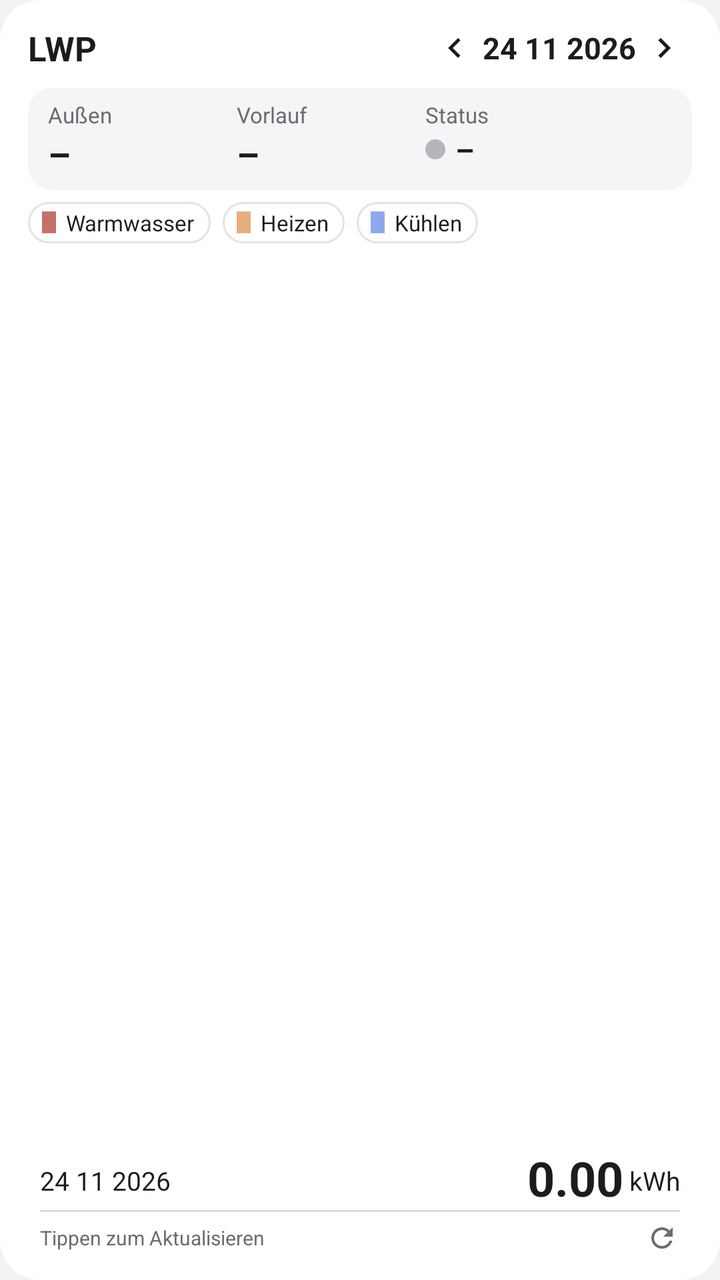
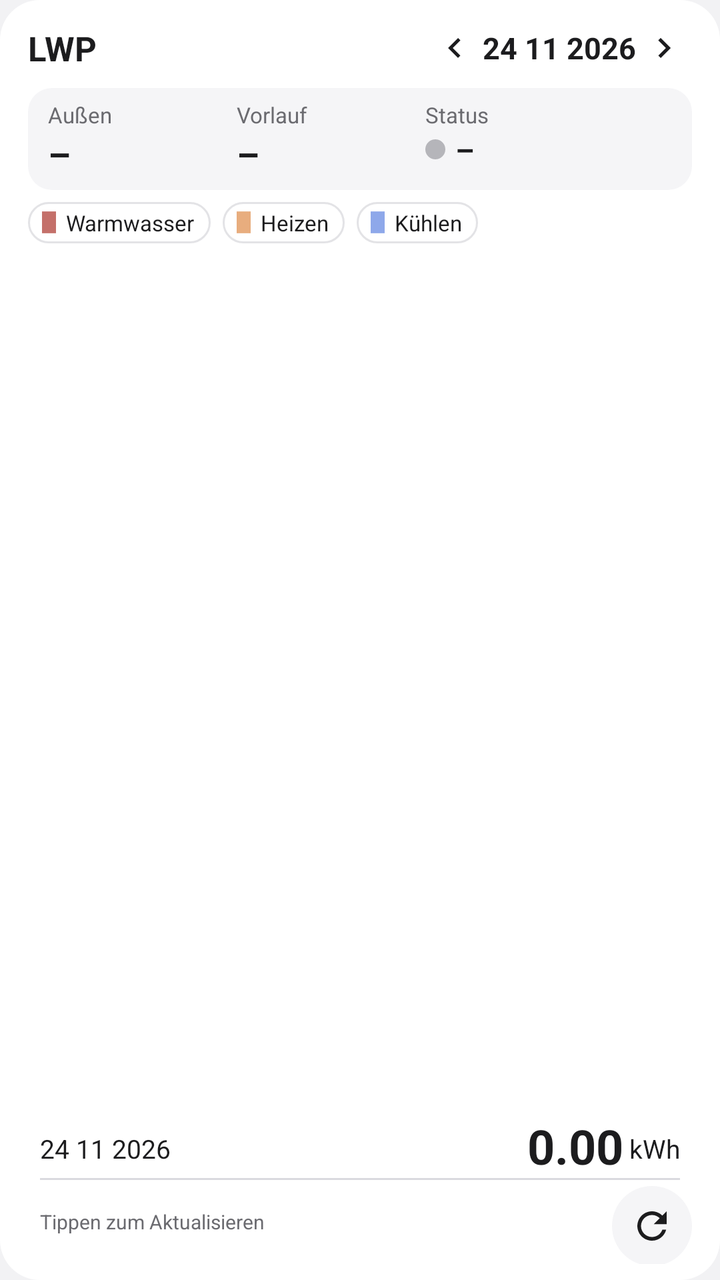

The first picture is an Android layout as it rendered before a commit; the second is the same layout after the commit. The layout source and the unified diff follow.
<!-- AndroidManifest.xml: application theme AppTheme -->
<!-- res/layout/widget_lwp.xml -->
<?xml version="1.0" encoding="utf-8"?>
<LinearLayout xmlns:android="http://schemas.android.com/apk/res/android"
    android:id="@+id/root"
    android:layout_width="match_parent"
    android:layout_height="match_parent"
    android:background="@drawable/widget_bg"
    android:orientation="vertical"
    android:paddingStart="14dp"
    android:paddingTop="10dp"
    android:paddingEnd="14dp"
    android:paddingBottom="8dp">

    
    <LinearLayout
        android:layout_width="match_parent"
        android:layout_height="wrap_content"
        android:gravity="center_vertical"
        android:orientation="horizontal">

        <TextView
            android:id="@+id/title"
            android:layout_width="0dp"
            android:layout_height="wrap_content"
            android:layout_weight="1"
            android:ellipsize="end"
            android:maxLines="1"
            android:text="LWP"
            android:textColor="@color/text_primary"
            android:textSize="17sp"
            android:textStyle="bold" />

        <ImageView
            android:id="@+id/prev"
            android:layout_width="28dp"
            android:layout_height="28dp"
            android:contentDescription="Vorheriger Tag"
            android:padding="4dp"
            android:src="@drawable/ic_chevron_left" />

        <TextView
            android:id="@+id/date"
            android:layout_width="wrap_content"
            android:layout_height="wrap_content"
            android:text="24 11 2026"
            android:textColor="@color/text_primary"
            android:textSize="15sp"
            android:textStyle="bold" />

        <ImageView
            android:id="@+id/next"
            android:layout_width="28dp"
            android:layout_height="28dp"
            android:contentDescription="Nächster Tag"
            android:padding="4dp"
            android:src="@drawable/ic_chevron_right" />
    </LinearLayout>

    
    <LinearLayout
        android:layout_width="match_parent"
        android:layout_height="wrap_content"
        android:layout_marginTop="6dp"
        android:background="@drawable/live_bg"
        android:baselineAligned="false"
        android:orientation="horizontal"
        android:paddingStart="10dp"
        android:paddingTop="6dp"
        android:paddingEnd="10dp"
        android:paddingBottom="6dp">

        <LinearLayout
            android:layout_width="0dp"
            android:layout_height="wrap_content"
            android:layout_weight="1"
            android:orientation="vertical">

            <TextView
                android:layout_width="wrap_content"
                android:layout_height="wrap_content"
                android:text="Außen"
                android:textColor="@color/text_secondary"
                android:textSize="11sp" />

            <TextView
                android:id="@+id/outdoor"
                android:layout_width="wrap_content"
                android:layout_height="wrap_content"
                android:text="–"
                android:textColor="@color/text_primary"
                android:textSize="18sp"
                android:textStyle="bold" />
        </LinearLayout>

        <LinearLayout
            android:layout_width="0dp"
            android:layout_height="wrap_content"
            android:layout_weight="1"
            android:orientation="vertical">

            <TextView
                android:id="@+id/flow_label"
                android:layout_width="wrap_content"
                android:layout_height="wrap_content"
                android:text="Vorlauf"
                android:textColor="@color/text_secondary"
                android:textSize="11sp" />

            <TextView
                android:id="@+id/flow"
                android:layout_width="wrap_content"
                android:layout_height="wrap_content"
                android:text="–"
                android:textColor="@color/text_primary"
                android:textSize="18sp"
                android:textStyle="bold" />
        </LinearLayout>

        <LinearLayout
            android:layout_width="0dp"
            android:layout_height="wrap_content"
            android:layout_weight="1.3"
            android:orientation="vertical">

            <TextView
                android:layout_width="wrap_content"
                android:layout_height="wrap_content"
                android:text="Status"
                android:textColor="@color/text_secondary"
                android:textSize="11sp" />

            <LinearLayout
                android:layout_width="wrap_content"
                android:layout_height="wrap_content"
                android:gravity="center_vertical"
                android:orientation="horizontal">

                <ImageView
                    android:id="@+id/activity_dot"
                    android:layout_width="10dp"
                    android:layout_height="10dp"
                    android:layout_marginEnd="5dp"
                    android:src="@drawable/dot_idle" />

                <TextView
                    android:id="@+id/activity"
                    android:layout_width="wrap_content"
                    android:layout_height="wrap_content"
                    android:maxLines="1"
                    android:text="–"
                    android:textColor="@color/text_primary"
                    android:textSize="15sp"
                    android:textStyle="bold" />
            </LinearLayout>
        </LinearLayout>
    </LinearLayout>

    
    <LinearLayout
        android:layout_width="match_parent"
        android:layout_height="wrap_content"
        android:layout_marginTop="6dp"
        android:orientation="horizontal">

        <LinearLayout
            android:layout_width="wrap_content"
            android:layout_height="wrap_content"
            android:layout_marginEnd="6dp"
            android:background="@drawable/chip_bg"
            android:gravity="center_vertical"
            android:orientation="horizontal"
            android:paddingStart="7dp"
            android:paddingTop="3dp"
            android:paddingEnd="8dp"
            android:paddingBottom="3dp">

            <ImageView
                android:layout_width="7dp"
                android:layout_height="11dp"
                android:layout_marginEnd="5dp"
                android:src="@drawable/legend_hot_water" />

            <TextView
                android:layout_width="wrap_content"
                android:layout_height="wrap_content"
                android:text="Warmwasser"
                android:textColor="@color/text_primary"
                android:textSize="11sp" />
        </LinearLayout>

        <LinearLayout
            android:layout_width="wrap_content"
            android:layout_height="wrap_content"
            android:layout_marginEnd="6dp"
            android:background="@drawable/chip_bg"
            android:gravity="center_vertical"
            android:orientation="horizontal"
            android:paddingStart="7dp"
            android:paddingTop="3dp"
            android:paddingEnd="8dp"
            android:paddingBottom="3dp">

            <ImageView
                android:layout_width="7dp"
                android:layout_height="11dp"
                android:layout_marginEnd="5dp"
                android:src="@drawable/legend_heat" />

            <TextView
                android:layout_width="wrap_content"
                android:layout_height="wrap_content"
                android:text="Heizen"
                android:textColor="@color/text_primary"
                android:textSize="11sp" />
        </LinearLayout>

        <LinearLayout
            android:layout_width="wrap_content"
            android:layout_height="wrap_content"
            android:background="@drawable/chip_bg"
            android:gravity="center_vertical"
            android:orientation="horizontal"
            android:paddingStart="7dp"
            android:paddingTop="3dp"
            android:paddingEnd="8dp"
            android:paddingBottom="3dp">

            <ImageView
                android:layout_width="7dp"
                android:layout_height="11dp"
                android:layout_marginEnd="5dp"
                android:src="@drawable/legend_cool" />

            <TextView
                android:layout_width="wrap_content"
                android:layout_height="wrap_content"
                android:text="Kühlen"
                android:textColor="@color/text_primary"
                android:textSize="11sp" />
        </LinearLayout>
    </LinearLayout>

    
    <ImageView
        android:id="@+id/chart"
        android:layout_width="match_parent"
        android:layout_height="0dp"
        android:layout_marginTop="4dp"
        android:layout_weight="1"
        android:contentDescription="Stündlicher Verbrauch"
        android:scaleType="fitXY" />

    
    <LinearLayout
        android:layout_width="match_parent"
        android:layout_height="wrap_content"
        android:gravity="bottom"
        android:orientation="horizontal"
        android:paddingStart="6dp"
        android:paddingEnd="6dp">

        <TextView
            android:id="@+id/total_date"
            android:layout_width="0dp"
            android:layout_height="wrap_content"
            android:layout_marginBottom="3dp"
            android:layout_weight="1"
            android:text="24 11 2026"
            android:textColor="@color/text_primary"
            android:textSize="13sp" />

        <TextView
            android:id="@+id/total"
            android:layout_width="wrap_content"
            android:layout_height="wrap_content"
            android:text="0.00"
            android:textColor="@color/text_primary"
            android:textSize="24sp"
            android:textStyle="bold" />

        <TextView
            android:layout_width="wrap_content"
            android:layout_height="wrap_content"
            android:layout_marginStart="3dp"
            android:layout_marginBottom="3dp"
            android:text="kWh"
            android:textColor="@color/text_primary"
            android:textSize="13sp" />
    </LinearLayout>

    <ImageView
        android:layout_width="match_parent"
        android:layout_height="1dp"
        android:layout_marginStart="6dp"
        android:layout_marginEnd="6dp"
        android:src="@color/divider" />

    
    <LinearLayout
        android:layout_width="match_parent"
        android:layout_height="wrap_content"
        android:gravity="center_vertical"
        android:orientation="horizontal"
        android:paddingStart="6dp">

        <TextView
            android:id="@+id/updated"
            android:layout_width="0dp"
            android:layout_height="wrap_content"
            android:layout_weight="1"
            android:ellipsize="end"
            android:maxLines="1"
            android:text="Tippen zum Aktualisieren"
            android:textColor="@color/text_secondary"
            android:textSize="10sp" />

        <ImageView
            android:id="@+id/refresh"
            android:layout_width="30dp"
            android:layout_height="26dp"
            android:contentDescription="Aktualisieren"
            android:padding="5dp"
            android:src="@drawable/ic_refresh" />
    </LinearLayout>
</LinearLayout>
<!-- resources referenced by this layout -->
<resources>
  <color name="divider">#FFDADADF</color>
  <color name="text_primary">#FF1C1C1E</color>
  <color name="text_secondary">#FF6B6B70</color>
  <!-- drawable chip_bg (drawable) -->
  <?xml version="1.0" encoding="utf-8"?>
  <shape xmlns:android="http://schemas.android.com/apk/res/android" android:shape="rectangle">
      <solid android:color="@color/card" />
      <stroke android:width="1dp" android:color="@color/chip_stroke" />
      <corners android:radius="10dp" />
  </shape>
  <!-- drawable dot_idle (drawable) -->
  <?xml version="1.0" encoding="utf-8"?>
  <shape xmlns:android="http://schemas.android.com/apk/res/android" android:shape="oval">
      <solid android:color="@color/idle" />
      <size android:width="10dp" android:height="10dp" />
  </shape>
  <!-- drawable ic_chevron_left (drawable) -->
  <?xml version="1.0" encoding="utf-8"?>
  <vector xmlns:android="http://schemas.android.com/apk/res/android"
      android:width="20dp" android:height="20dp" android:viewportWidth="24" android:viewportHeight="24">
      <path android:fillColor="@color/text_primary" android:pathData="M15.41,7.41L14,6l-6,6 6,6 1.41,-1.41L10.83,12z" />
  </vector>
  <!-- drawable ic_refresh (drawable) -->
  <?xml version="1.0" encoding="utf-8"?>
  <vector xmlns:android="http://schemas.android.com/apk/res/android"
      android:width="18dp" android:height="18dp" android:viewportWidth="24" android:viewportHeight="24">
      <path android:fillColor="@color/text_secondary"
          android:pathData="M17.65,6.35C16.2,4.9 14.21,4 12,4c-4.42,0 -7.99,3.58 -7.99,8s3.57,8 7.99,8c3.73,0 6.84,-2.55 7.73,-6h-2.08c-0.82,2.33 -3.04,4 -5.65,4 -3.31,0 -6,-2.69 -6,-6s2.69,-6 6,-6c1.66,0 3.14,0.69 4.22,1.78L13,11h7V4l-2.35,2.35z" />
  </vector>
  <!-- drawable legend_cool (drawable) -->
  <?xml version="1.0" encoding="utf-8"?>
  <shape xmlns:android="http://schemas.android.com/apk/res/android" android:shape="rectangle">
      <solid android:color="@color/cool" />
      <size android:width="9dp" android:height="14dp" />
  </shape>
  <!-- drawable legend_heat (drawable) -->
  <?xml version="1.0" encoding="utf-8"?>
  <shape xmlns:android="http://schemas.android.com/apk/res/android" android:shape="rectangle">
      <solid android:color="@color/heat" />
      <size android:width="9dp" android:height="14dp" />
  </shape>
  <!-- drawable legend_hot_water (drawable) -->
  <?xml version="1.0" encoding="utf-8"?>
  <shape xmlns:android="http://schemas.android.com/apk/res/android" android:shape="rectangle">
      <solid android:color="@color/hot_water" />
      <size android:width="9dp" android:height="14dp" />
  </shape>
  <!-- drawable live_bg (drawable) -->
  <?xml version="1.0" encoding="utf-8"?>
  <shape xmlns:android="http://schemas.android.com/apk/res/android" android:shape="rectangle">
      <solid android:color="@color/live_bg" />
      <corners android:radius="12dp" />
  </shape>
  <!-- drawable widget_bg (drawable) -->
  <?xml version="1.0" encoding="utf-8"?>
  <shape xmlns:android="http://schemas.android.com/apk/res/android" android:shape="rectangle">
      <solid android:color="@color/card" />
      <corners android:radius="20dp" />
  </shape>
  <style name="AppTheme" parent="android:Theme.Material.Light.NoActionBar">
          <item name="android:windowBackground">@color/page</item>
          <item name="android:statusBarColor">@color/page</item>
          <item name="android:windowLightStatusBar">true</item>
          <item name="android:colorAccent">@color/hot_water</item>
      </style>
  <color name="card">#FFFFFFFF</color>
  <color name="chip_stroke">#FFE3E3E6</color>
  <color name="idle">#FFB5B5BA</color>
  <color name="cool">#FF8EA8EA</color>
  <color name="heat">#FFE8AD7E</color>
  <color name="hot_water">#FFC4706A</color>
  <color name="live_bg">#FFF5F5F7</color>
  <color name="page">#FFF2F2F4</color>
  <!-- unchanged entries left out for length: 1 -->
</resources>

<!-- the commit's change to res/layout/widget_lwp.xml (unified diff, before → after) -->
@@ -296,6 +296,7 @@
 
     
     <LinearLayout
+        android:id="@+id/footer"
         android:layout_width="match_parent"
         android:layout_height="wrap_content"
         android:gravity="center_vertical"
@@ -315,10 +316,13 @@
 
         <ImageView
             android:id="@+id/refresh"
-            android:layout_width="30dp"
-            android:layout_height="26dp"
+            android:layout_width="40dp"
+            android:layout_height="40dp"
+            android:layout_marginTop="2dp"
+            android:background="@drawable/refresh_bg"
             android:contentDescription="Aktualisieren"
-            android:padding="5dp"
+            android:padding="9dp"
+            android:scaleType="fitCenter"
             android:src="@drawable/ic_refresh" />
     </LinearLayout>
 </LinearLayout>
<!-- resource entries referenced after the edit -->
@@ -25,8 +25,8 @@
   <!-- drawable ic_refresh (drawable) -->
   <?xml version="1.0" encoding="utf-8"?>
   <vector xmlns:android="http://schemas.android.com/apk/res/android"
-      android:width="18dp" android:height="18dp" android:viewportWidth="24" android:viewportHeight="24">
-      <path android:fillColor="@color/text_secondary"
+      android:width="22dp" android:height="22dp" android:viewportWidth="24" android:viewportHeight="24">
+      <path android:fillColor="@color/text_primary"
           android:pathData="M17.65,6.35C16.2,4.9 14.21,4 12,4c-4.42,0 -7.99,3.58 -7.99,8s3.57,8 7.99,8c3.73,0 6.84,-2.55 7.73,-6h-2.08c-0.82,2.33 -3.04,4 -5.65,4 -3.31,0 -6,-2.69 -6,-6s2.69,-6 6,-6c1.66,0 3.14,0.69 4.22,1.78L13,11h7V4l-2.35,2.35z" />
   </vector>
   <!-- drawable legend_cool (drawable) -->
@@ -53,6 +53,11 @@
       <solid android:color="@color/live_bg" />
       <corners android:radius="12dp" />
   </shape>
+  <!-- drawable refresh_bg (drawable) -->
+  <?xml version="1.0" encoding="utf-8"?>
+  <shape xmlns:android="http://schemas.android.com/apk/res/android" android:shape="oval">
+      <solid android:color="@color/live_bg" />
+  </shape>
   <!-- drawable widget_bg (drawable) -->
   <?xml version="1.0" encoding="utf-8"?>
   <shape xmlns:android="http://schemas.android.com/apk/res/android" android:shape="rectangle">
